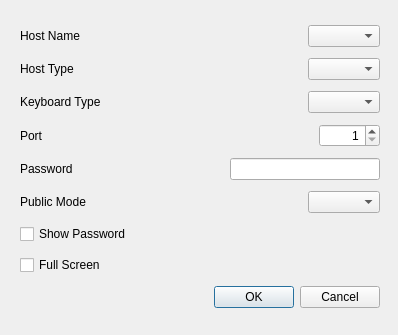
Before: the Qt Designer form src/GUI/connect_to_server_dialog.ui in funfun-dc5/qtbrynhildr, drawn with Qt 5.
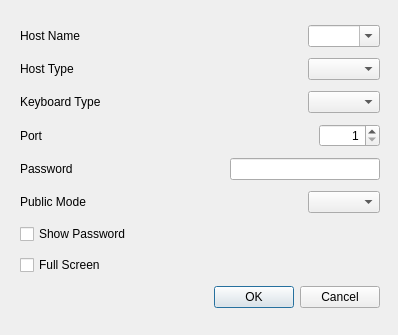
After: the same form once the commit is applied.

What changed in the file:
```diff
--- a/src/GUI/connect_to_server_dialog.ui
+++ b/src/GUI/connect_to_server_dialog.ui
@@ -49,7 +49,11 @@
        </spacer>
       </item>
       <item>
-       <widget class="QComboBox" name="comboBox_hostname"/>
+       <widget class="QComboBox" name="comboBox_hostname">
+        <property name="editable">
+         <bool>true</bool>
+        </property>
+       </widget>
       </item>
      </layout>
     </item>
```
